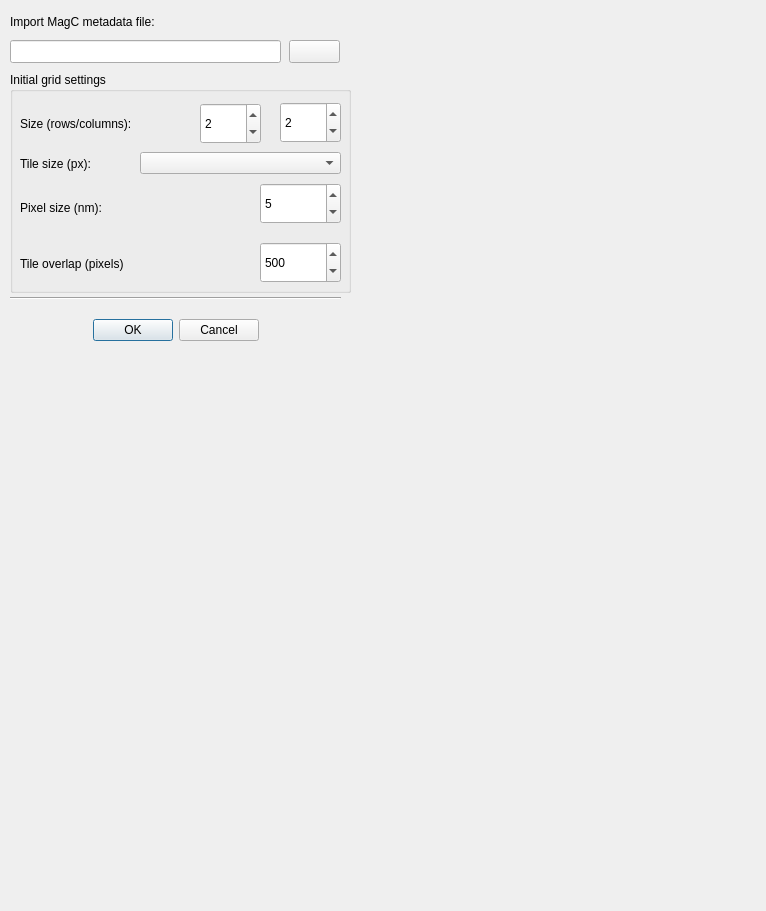
The window that gui/import_magc_metadata_dlg.ui (SBEMimage/SBEMimage) describes before a commit, drawn with Qt 5.
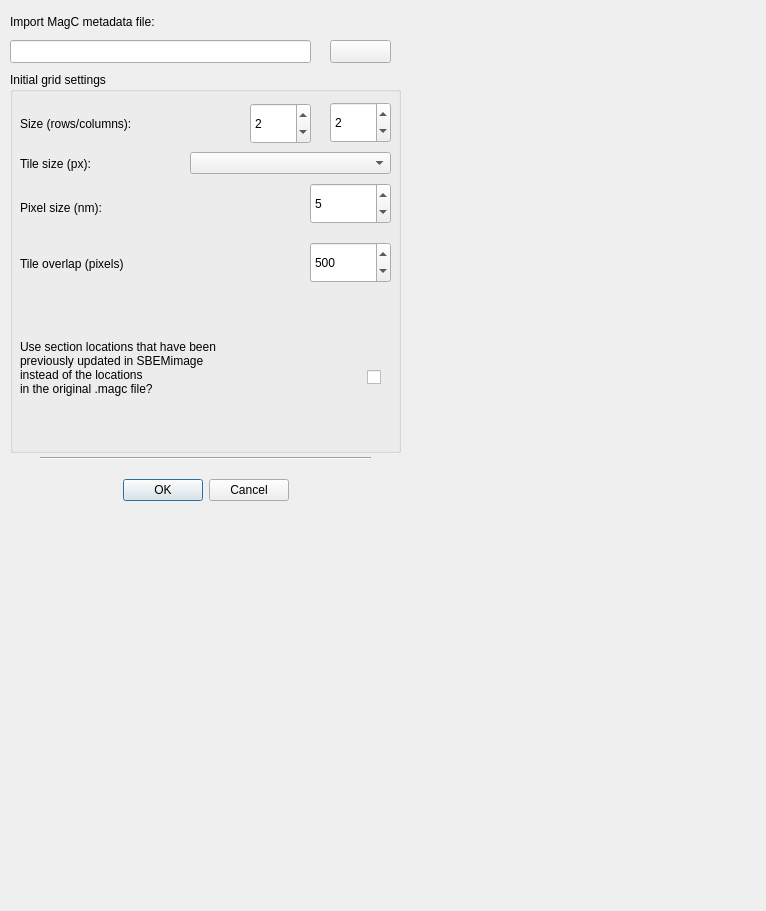
The same window after the commit.

Commit message: magc use checkbox instead of question for using updated grid coordinates

```diff
--- a/gui/import_magc_metadata_dlg.ui
+++ b/gui/import_magc_metadata_dlg.ui
@@ -28,8 +28,8 @@
   <widget class="Line" name="line_2">
    <property name="geometry">
     <rect>
-     <x>10</x>
-     <y>290</y>
+     <x>40</x>
+     <y>450</y>
      <width>331</width>
      <height>16</height>
     </rect>
@@ -54,9 +54,9 @@
   <widget class="QPushButton" name="pushButton_selectFile">
    <property name="geometry">
     <rect>
-     <x>289</x>
+     <x>330</x>
      <y>40</y>
-     <width>51</width>
+     <width>61</width>
      <height>23</height>
     </rect>
    </property>
@@ -69,7 +69,7 @@
     <rect>
      <x>10</x>
      <y>40</y>
-     <width>271</width>
+     <width>301</width>
      <height>23</height>
     </rect>
    </property>
@@ -79,8 +79,8 @@
     <rect>
      <x>10</x>
      <y>72</y>
-     <width>341</width>
-     <height>221</height>
+     <width>391</width>
+     <height>381</height>
     </rect>
    </property>
    <property name="layoutDirection">
@@ -105,7 +105,7 @@
    <widget class="QComboBox" name="comboBox_frameSize">
     <property name="geometry">
      <rect>
-      <x>130</x>
+      <x>180</x>
       <y>80</y>
       <width>201</width>
       <height>22</height>
@@ -131,7 +131,7 @@
    <widget class="QSpinBox" name="spinBox_cols">
     <property name="geometry">
      <rect>
-      <x>270</x>
+      <x>320</x>
       <y>30</y>
       <width>61</width>
       <height>41</height>
@@ -147,7 +147,7 @@
    <widget class="QSpinBox" name="spinBox_rows">
     <property name="geometry">
      <rect>
-      <x>190</x>
+      <x>240</x>
       <y>31</y>
       <width>61</width>
       <height>41</height>
@@ -163,7 +163,7 @@
    <widget class="QDoubleSpinBox" name="doubleSpinBox_pixelSize">
     <property name="geometry">
      <rect>
-      <x>250</x>
+      <x>300</x>
       <y>111</y>
       <width>81</width>
       <height>41</height>
@@ -211,7 +211,7 @@
    <widget class="QDoubleSpinBox" name="doubleSpinBox_tileOverlap">
     <property name="geometry">
      <rect>
-      <x>250</x>
+      <x>300</x>
       <y>170</y>
       <width>81</width>
       <height>41</height>
@@ -233,12 +233,41 @@
      <double>500.000000000000000</double>
     </property>
    </widget>
+   <widget class="QCheckBox" name="checkBox">
+    <property name="geometry">
+     <rect>
+      <x>320</x>
+      <y>280</y>
+      <width>51</width>
+      <height>51</height>
+     </rect>
+    </property>
+    <property name="layoutDirection">
+     <enum>Qt::RightToLeft</enum>
+    </property>
+    <property name="text">
+     <string/>
+    </property>
+   </widget>
+   <widget class="QLabel" name="label_10">
+    <property name="geometry">
+     <rect>
+      <x>10</x>
+      <y>250</y>
+      <width>305</width>
+      <height>92</height>
+     </rect>
+    </property>
+    <property name="text">
+     <string>&lt;html&gt;&lt;head/&gt;&lt;body&gt;&lt;p&gt;Use section locations that have been&lt;br/&gt;previously updated in SBEMimage&lt;br/&gt;instead of the locations&lt;br/&gt;in the original .magc file?&lt;/p&gt;&lt;/body&gt;&lt;/html&gt;</string>
+    </property>
+   </widget>
   </widget>
   <widget class="QDialogButtonBox" name="pushButton_import">
    <property name="geometry">
     <rect>
-     <x>10</x>
-     <y>300</y>
+     <x>40</x>
+     <y>460</y>
      <width>331</width>
      <height>61</height>
     </rect>
```
The commit also changes 1 other file.
